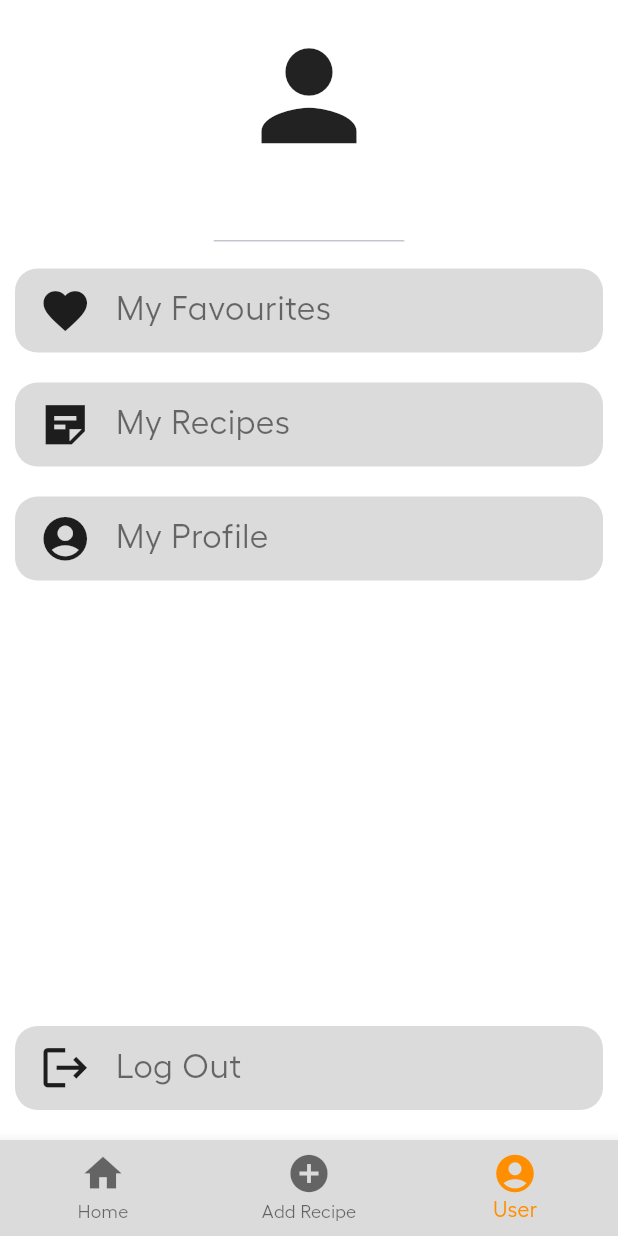
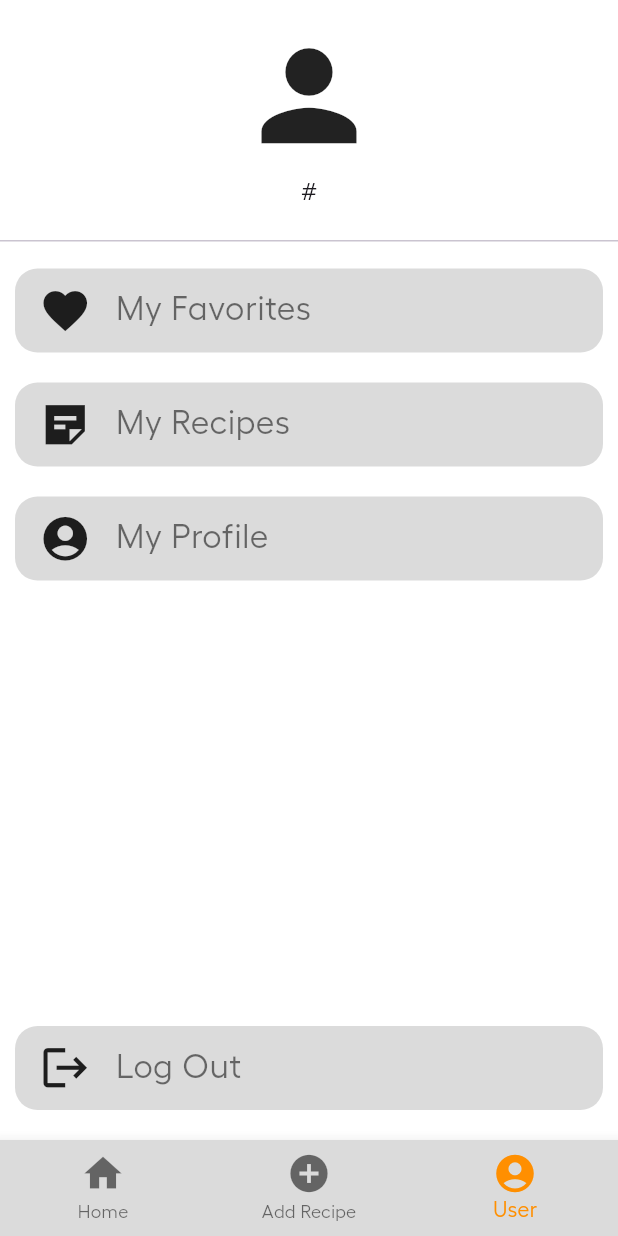
Before and after one commit to canxl02/recipe_app, a Flutter app: the screen it shows once a user with an empty profile is signed in, item 3 of the bottom bar chosen, on a phone screen of 412 x 824 dp. Run offline on Flutter 3.47's test engine with Material 3 defaults, Android fonts, the phone set to English and light mode, and no system bars; our stand-ins replace cloud_firestore, firebase_auth, firebase_core, firebase_storage, get, hexcolor and 2 more; missing offline and left inert: flutter_masonry_view; accounts and stored records are empty; network calls fail; project files that could hold a hidden picture were left out.

Commit message:
fixed bugs

```diff
--- /dev/null
+++ b/devtools_options.yaml
@@ -0,0 +1,3 @@
+description: This file stores settings for Dart & Flutter DevTools.
+documentation: https://docs.flutter.dev/tools/devtools/extensions#configure-extension-enablement-states
+extensions:
--- a/lib/screens/auth_page.dart
+++ b/lib/screens/auth_page.dart
@@ -21,15 +21,20 @@ class _AuthPageState extends State<AuthPage> {
           if (snapshot.connectionState == ConnectionState.waiting) {
             return LoadingScreen();
           } else if (snapshot.hasData) {
-            return FutureBuilder(
+            return Stack(
+              children: [
+                const BottomnavigationBar(), // The target page
+                FutureBuilder(
                   future: Future.delayed(const Duration(seconds: 2)),
                   builder: (context, snapshot) {
                     if (snapshot.connectionState == ConnectionState.done) {
-                  return const BottomnavigationBar();
+                      return Container(); // Empty container when the delay is over
                     } else {
-                  return LoadingScreen();
+                      return LoadingScreen(); // The transparent loading screen
                     }
                   },
+                ),
+              ],
             );
           } else {
             return const LoginOrRegisterPage();
--- a/lib/screens/user.dart
+++ b/lib/screens/user.dart
@@ -1,5 +1,6 @@
-// ignore_for_file: non_constant_identifier_names
+// ignore_for_file: non_constant_identifier_names, prefer_interpolation_to_compose_strings
 
+import 'package:cloud_firestore/cloud_firestore.dart';
 import 'package:firebase_auth/firebase_auth.dart';
 import 'package:flutter/material.dart';
 import 'package:recipe_app/myWidgets/my_list_tile.dart';
@@ -18,6 +19,7 @@ class MyUser extends StatefulWidget {
 
 class _MyUserState extends State<MyUser> {
   final User = FirebaseAuth.instance.currentUser;
+  final userCollection = FirebaseFirestore.instance.collection("Users");
 
   @override
   Widget build(BuildContext context) {
@@ -36,22 +38,38 @@ class _MyUserState extends State<MyUser> {
                       size: 95,
                       color: Colors.black87,
                     ),
-                    const SizedBox(height: 10),
-                    Text(
-                      User!.email!,
-                      textAlign: TextAlign.center,
-                      style: TextStyle(
-                        fontFamily: "hellix",
-                        color: Colors.grey[700],
-                        fontSize: 15,
-                      ),
-                    ),
+                    StreamBuilder<DocumentSnapshot>(
+                        stream: userCollection.doc(User!.email).snapshots(),
+                        builder: (context, snapshot) {
+                          if (snapshot.hasData) {
+                            if (!snapshot.data!.exists) {
+                              return const Center(
+                                child: Text("User data does not exist."),
+                              );
+                            }
+
+                            final userData =
+                                snapshot.data!.data() as Map<String, dynamic>?;
+                            if (userData == null) {
+                              return const Center(
+                                child: Text("No user data available."),
+                              );
+                            }
+                            return Padding(
+                              padding: const EdgeInsets.only(top: 5.0),
+                              child:
+                                  Center(child: Text("#" + userData["name"])),
+                            );
+                          }
+                          return const Center(
+                              child: CircularProgressIndicator());
+                        }),
                   ],
                 ),
               ),
               MyListTitle(
                 icon: Icons.favorite_outlined,
-                text: "My Favourites",
+                text: "My Favorites",
                 onTap: () => Navigator.push(context,
                     MaterialPageRoute(builder: (context) => const MyFavs())),
               ),
```
Also changed, not shown: lib/myWidgets/loading_screen.dart (+4 -5 lines), lib/screens/add_recipe.dart (+5 -4 lines), lib/screens/my_favs.dart (+12 -1 lines), lib/screens/my_recipe_viewer.dart (+5 -4 lines), lib/screens/user_screen.dart (+20 -10 lines). Lines whose indentation alone changed are shown as unchanged.
